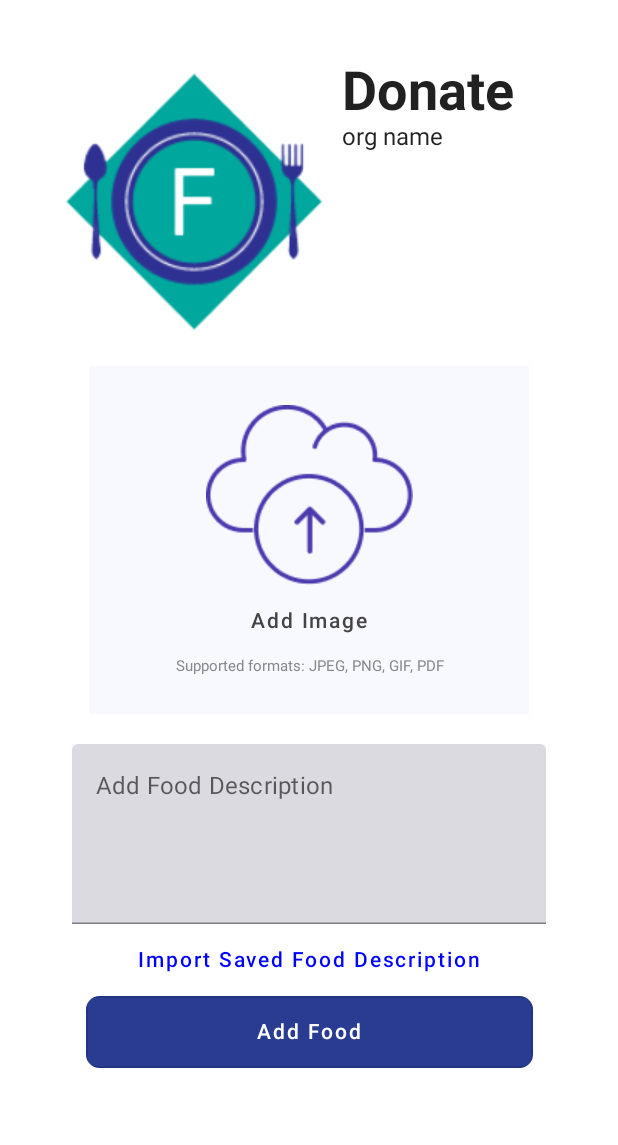
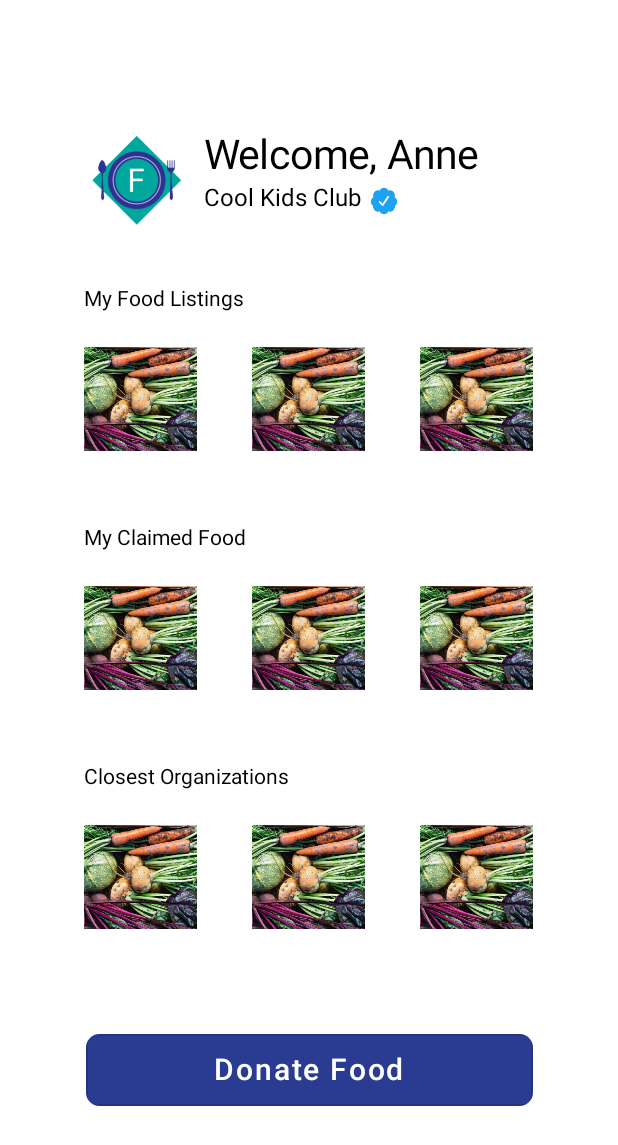
Before and after one commit to annehu2/Foodemption, an Android app built with Jetpack Compose: the DonateActivity screen opened directly, with no data from a screen before it, after a tap on "Add Food", on a phone screen of 412 x 824 dp. Shown: the top 1145 px of the screen. Run offline under Robolectric (Android 15) with nearby library versions, the light colour scheme and no system bars.

Commit message:
Buttons lead to the correct page

```diff
--- a/client/app/src/main/AndroidManifest.xml
+++ b/client/app/src/main/AndroidManifest.xml
@@ -31,6 +31,8 @@
         </activity>
         <activity android:name=".SignUpActivity">
         </activity>
+        <activity android:name=".home.DonorHome">
+        </activity>
     </application>
 
 </manifest>
--- a/client/app/src/main/java/com/example/foodemption/DonateActivity.kt
+++ b/client/app/src/main/java/com/example/foodemption/DonateActivity.kt
@@ -1,5 +1,7 @@
 package com.example.foodemption
 
+import android.content.Context
+import android.content.Intent
 import android.os.Bundle
 import androidx.activity.ComponentActivity
 import androidx.activity.compose.setContent
@@ -22,6 +24,7 @@ import androidx.compose.ui.text.input.TextFieldValue
 import androidx.compose.ui.text.style.TextAlign
 import androidx.compose.ui.unit.dp
 import androidx.compose.ui.unit.sp
+import com.example.foodemption.home.DonorHome
 import com.example.foodemption.ui.theme.FoodemptionTheme
 
 class DonateActivity : ComponentActivity() {
@@ -34,7 +37,7 @@ class DonateActivity : ComponentActivity() {
                     modifier = Modifier.fillMaxSize(),
                     color = MaterialTheme.colors.background
                 ) {
-                    DonatePage("org name")
+                    DonatePage(this, "org name")
                 }
             }
         }
@@ -42,7 +45,7 @@ class DonateActivity : ComponentActivity() {
 }
 
 @Composable
-fun DonatePage(orgName: String) {
+fun DonatePage(context: Context, orgName: String) {
     Column(modifier = Modifier
         .fillMaxSize(),
         horizontalAlignment = Alignment.CenterHorizontally) {
@@ -145,12 +148,13 @@ fun DonatePage(orgName: String) {
                 )
         )
 
-        TextButton(onClick = { /* Do something! */ }) {
+        TextButton(onClick = { /* TODO */ }) {
             Text("Import Saved Food Description", color = Color.Blue)
         }
 
         OutlinedButton(
-            onClick = { /*TODO*/ },
+            onClick = { val intent = Intent(context, DonorHome::class.java)
+                context.startActivity(intent) },
             colors = ButtonDefaults.textButtonColors(backgroundColor = Color(0xFF2A3B92)),
             modifier = Modifier
                 .width(298.dp)
--- a/client/app/src/main/java/com/example/foodemption/home/DonorHome.kt
+++ b/client/app/src/main/java/com/example/foodemption/home/DonorHome.kt
@@ -1,5 +1,7 @@
 package com.example.foodemption.home
 
+import android.content.Context
+import android.content.Intent
 import android.os.Bundle
 import androidx.activity.ComponentActivity
 import androidx.activity.compose.setContent
@@ -14,6 +16,7 @@ import androidx.compose.ui.graphics.Color
 import androidx.compose.ui.tooling.preview.Preview
 import androidx.compose.ui.unit.dp
 import androidx.compose.ui.unit.sp
+import com.example.foodemption.DonateActivity
 import com.example.foodemption.ui.theme.FoodemptionTheme
 
 class DonorHome : ComponentActivity() {
@@ -27,7 +30,7 @@ class DonorHome : ComponentActivity() {
                         .fillMaxSize(),
                     color = MaterialTheme.colors.background
                 ) {
-                    DonorHome("Anne")
+                    DonorHome(this, "Anne")
                 }
             }
         }
@@ -35,7 +38,7 @@ class DonorHome : ComponentActivity() {
 }
 
 @Composable
-fun DonorHome(name: String) {
+fun DonorHome(context: Context, name: String) {
 
     Column(
         horizontalAlignment = Alignment.CenterHorizontally,
@@ -54,7 +57,8 @@ fun DonorHome(name: String) {
         Spacer(Modifier.size(60.dp))
         Box(Modifier.padding(), Alignment.BottomCenter) {
             OutlinedButton(
-                onClick = { /*TODO*/ },
+                onClick = { val intent = Intent(context, DonateActivity::class.java)
+                    context.startActivity(intent) },
                 colors = ButtonDefaults.textButtonColors(backgroundColor = Color(0xFF2A3B92)),
                 modifier = Modifier
                     .width(298.dp)
@@ -72,13 +76,4 @@ fun DonorHome(name: String) {
             }
         }
     }
-
 }
-
-@Preview(showBackground = true)
-@Composable
-fun DefaultPreview3() {
-    FoodemptionTheme {
-        DonorHome("Android")
-    }
-}
```
Also changed, not shown: client/app/src/main/java/com/example/foodemption/LoginActivity.kt (+9 -3 lines), client/app/src/main/java/com/example/foodemption/SignUpActivity.kt (+7 -3 lines).
